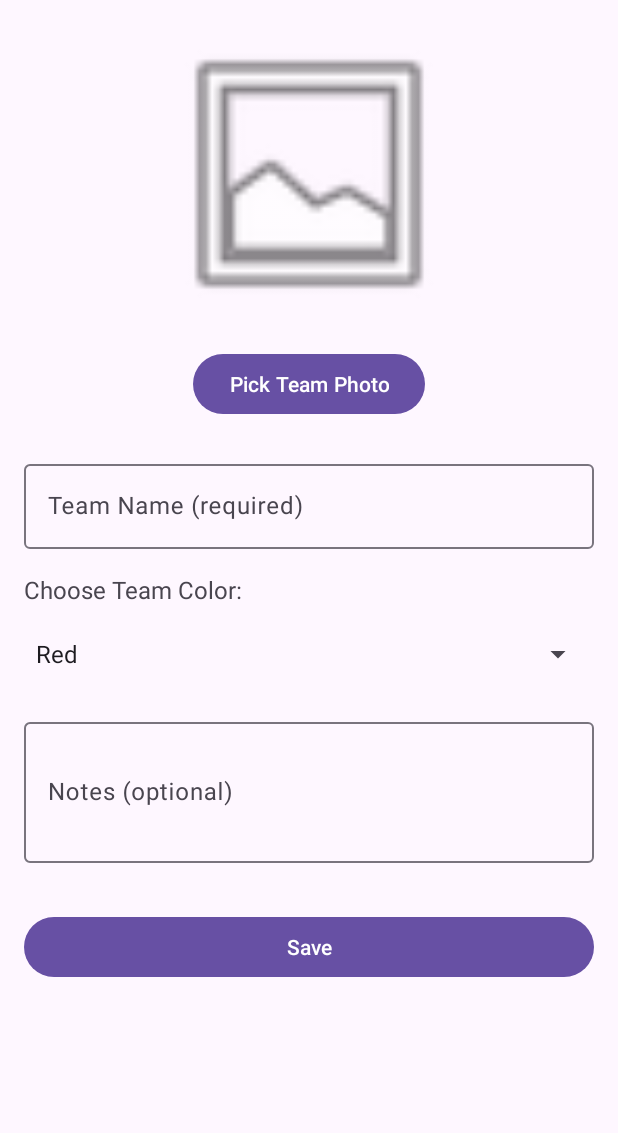
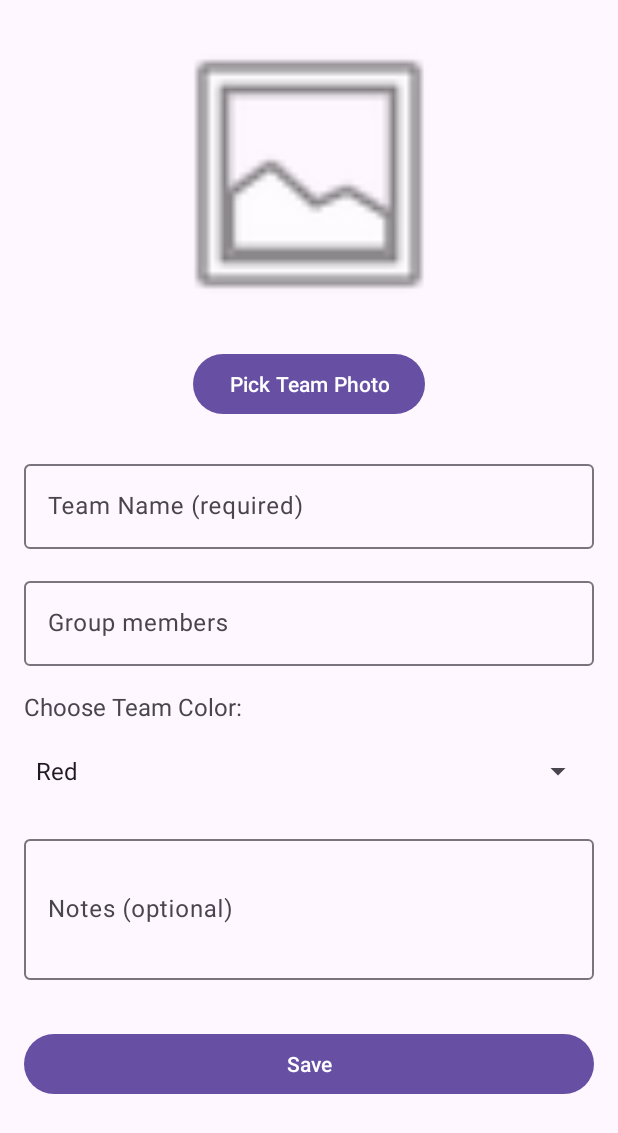
Before and after one commit to AmirD5/Alias_for_hit, an Android app: the AddEditFragment screen opened through its navigation route, after a tap on "Save", on a phone screen of 412 x 824 dp. Shown: the top 1133 px of the screen. Run offline under Robolectric (Android 15) with nearby library versions, the phone set to English and light mode, and no system bars; our stand-ins replace Room's generated code.

Commit message:
Added localization, members feature and hebrew

```diff
--- a/app/src/main/java/com/hit/aliasgameapp/data/model/Team.kt
+++ b/app/src/main/java/com/hit/aliasgameapp/data/model/Team.kt
@@ -9,6 +9,7 @@ data class Team(
     val id: Int = 0,
     val name: String,
     val color: String,
+    val members: String = "",
     val notes: String = "",
     val imagePath: String? = null
 )
--- a/app/src/main/java/com/hit/aliasgameapp/ui/addedit/AddEditFragment.kt
+++ b/app/src/main/java/com/hit/aliasgameapp/ui/addedit/AddEditFragment.kt
@@ -56,6 +56,7 @@ class AddEditFragment : Fragment() {
             val team = viewModel.getTeamById(editingTeamId)
             team?.let {
                 binding.etName.setText(it.name)
+                binding.etMembers.setText(it.members)
                 // Set spinner selection based on saved color
                 val colorIndex = colorArray.indexOf(it.color)
                 if (colorIndex >= 0) {
@@ -77,9 +78,11 @@ class AddEditFragment : Fragment() {
             val name = binding.etName.text.toString().trim()
             val color = binding.spinnerColor.selectedItem.toString()
             val notes = binding.etNotes.text.toString().trim()
+            val members = binding.etMembers.text.toString().trim()
 
             if (name.isEmpty()) {
-                Toast.makeText(requireContext(), "Team name is required", Toast.LENGTH_SHORT).show()
+                Toast.makeText(requireContext(),
+                    getString(R.string.team_name_is_required), Toast.LENGTH_SHORT).show()
                 return@setOnClickListener
             }
 
@@ -92,6 +95,7 @@ class AddEditFragment : Fragment() {
                 id = if (editingTeamId > 0) editingTeamId else 0,
                 name = name,
                 color = color,
+                members = members,
                 notes = notes,
                 imagePath = currentPhotoPath
             )
@@ -114,7 +118,8 @@ class AddEditFragment : Fragment() {
             currentPhotoPath = file.absolutePath
             binding.ivCardImage.setImageURI(uri)
         } catch (_: Exception) {
-            Toast.makeText(requireContext(), "Failed to save photo", Toast.LENGTH_SHORT).show()
+            Toast.makeText(requireContext(),
+                getString(R.string.failed_to_save_photo), Toast.LENGTH_SHORT).show()
         }
     }
 
--- a/app/src/main/res/layout/fragment_add_edit.xml
+++ b/app/src/main/res/layout/fragment_add_edit.xml
@@ -46,6 +46,23 @@
                 android:layout_height="wrap_content" />
         </com.google.android.material.textfield.TextInputLayout>
 
+        <com.google.android.material.textfield.TextInputLayout
+            android:id="@+id/til_members"
+            android:layout_width="0dp"
+            android:layout_height="wrap_content"
+            android:hint="@string/group_members_"
+            app:layout_constraintTop_toBottomOf="@id/til_name"
+            app:layout_constraintStart_toStartOf="parent"
+            app:layout_constraintEnd_toEndOf="parent"
+            android:layout_marginTop="16dp">
+
+            <com.google.android.material.textfield.TextInputEditText
+                android:id="@+id/et_members"
+                android:layout_width="match_parent"
+                android:layout_height="wrap_content"
+                android:inputType="textPersonName|textCapWords" />
+        </com.google.android.material.textfield.TextInputLayout>
+
         <TextView
             android:id="@+id/tv_color_label"
             android:layout_width="0dp"
@@ -53,7 +70,7 @@
             android:text="@string/choose_team_color"
             android:textSize="16sp"
             android:layout_marginTop="16dp"
-            app:layout_constraintTop_toBottomOf="@id/til_name"
+            app:layout_constraintTop_toBottomOf="@id/til_members"
             app:layout_constraintStart_toStartOf="parent"
             app:layout_constraintEnd_toEndOf="parent" />
 
--- a/app/src/main/res/navigation/nav_graph.xml
+++ b/app/src/main/res/navigation/nav_graph.xml
@@ -24,7 +24,7 @@
         android:name="com.hit.aliasgameapp.ui.details.DetailsFragment"
         android:label="@string/title_card_details">
         <argument
-            android:name="cardId"
+            android:name="teamId"
             app:argType="integer" />
     </fragment>
 
```
Also changed, not shown: app/src/main/java/com/hit/aliasgameapp/ui/details/DetailsFragment.kt (+25 -10 lines), app/src/main/java/com/hit/aliasgameapp/ui/mainlist/TeamAdapter.kt (+8 -8 lines), app/src/main/res/layout/fragment_details.xml (+12 -1 lines), app/src/main/res/values/strings.xml (+15 -0 lines), 753 other files.
